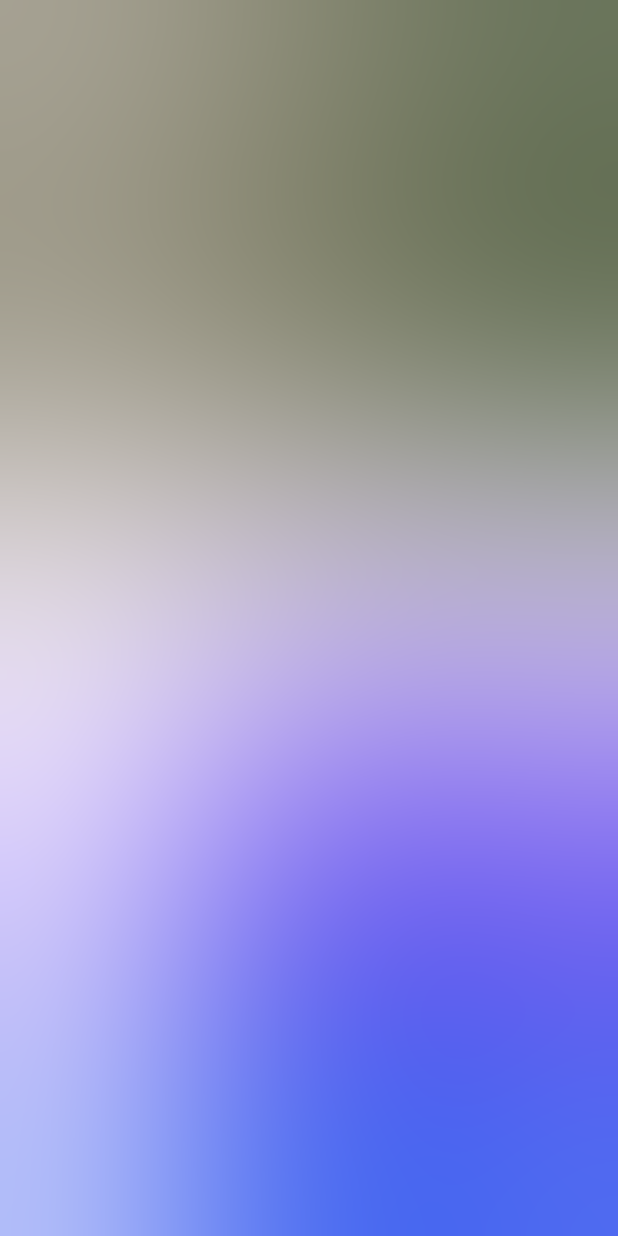
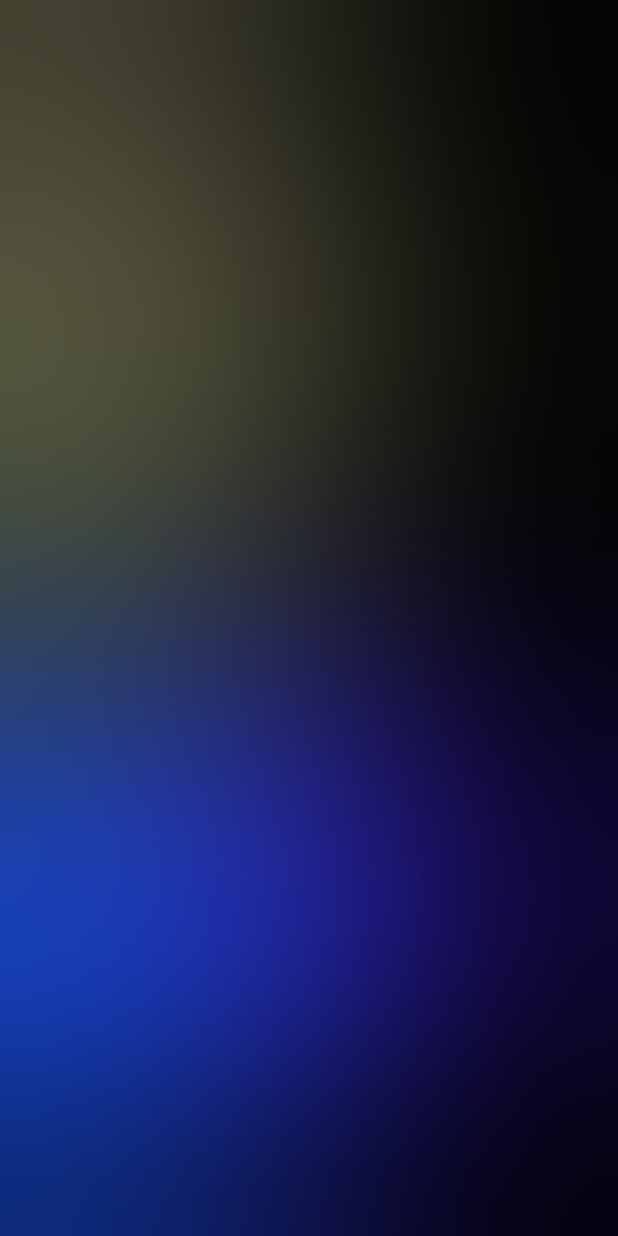
Before and after one commit to Diaglyonok/fluid_background, a Flutter app: the screen it shows after launch, on a phone screen of 412 x 824 dp. Run offline on Flutter 3.47's test engine with Material 3 defaults, Android fonts, the phone set to English and light mode, and no system bars.

```diff
--- a/example/lib/main.dart
+++ b/example/lib/main.dart
@@ -28,11 +28,12 @@ class _ExampleHomePageState extends State<ExampleHomePage> {
   @override
   Widget build(BuildContext context) {
     return Scaffold(
+      backgroundColor: Colors.black,
       body: Center(
         child: FluidBackground(
           initialColors: InitialColors.random(4),
           initialPositions: InitialOffsets.predefined(),
-          velocity: 80,
+          velocity: 100,
           bubblesSize: 400,
           sizeChangingRange: const [300, 600],
           allowColorChanging: true,
```
Also changed, not shown: 1 other file.
